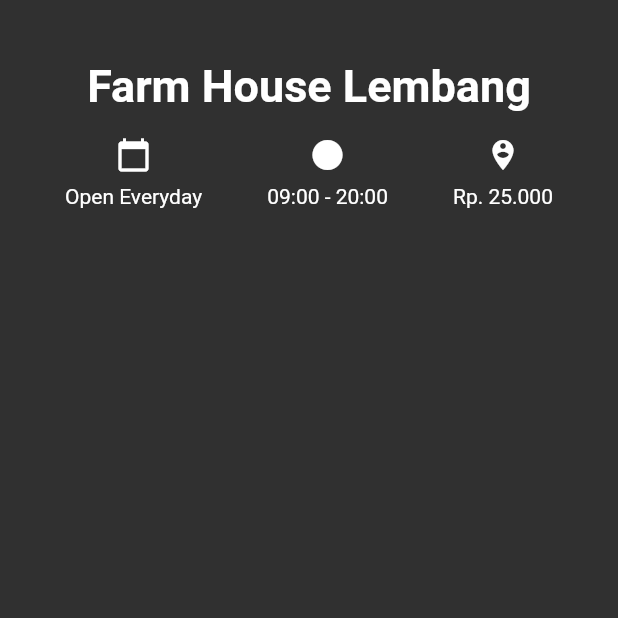
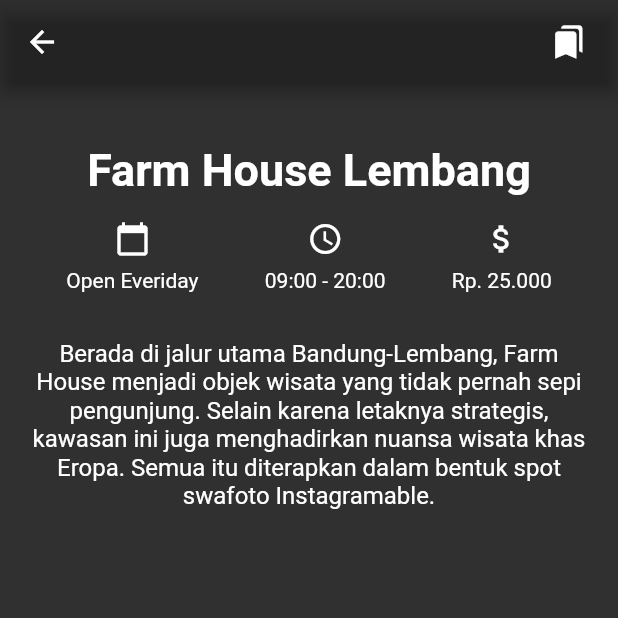
Before and after one commit to syahrayhan/code-lab-1, a Flutter app: the screen it shows after launch, on a phone screen of 412 x 824 dp, the top half of it. Run offline on Flutter 3.47's test engine with Material 2 defaults, Android fonts, the phone set to English and light mode, and no system bars.

Commit message:
add description

```diff
--- a/lib/main.dart
+++ b/lib/main.dart
@@ -3,10 +3,13 @@ import 'package:flutter/material.dart';
 void main() => runApp(MyApp());
 
 class MyApp extends StatelessWidget {
+  const MyApp({Key key}) : super(key: key);
+
   @override
   Widget build(BuildContext context) {
     return MaterialApp(
-      title: "wisata Bandung",
+      debugShowCheckedModeBanner: false,
+      title: 'Wisata Bandung',
       theme: ThemeData.dark(),
       home: DetailScreen(),
     );
@@ -14,10 +17,21 @@ class MyApp extends StatelessWidget {
 }
 
 class DetailScreen extends StatelessWidget {
+  const DetailScreen({Key key}) : super(key: key);
+
   @override
   Widget build(BuildContext context) {
     return Scaffold(
-      body: Column (
+      appBar: AppBar(
+        backgroundColor: Colors.transparent,
+        leading: Icon(Icons.arrow_back),
+        actions: <Widget>[
+          Icon(Icons.bookmarks),
+          Text("      ")
+        ],
+      ),
+      body: Column(
+        crossAxisAlignment: CrossAxisAlignment.stretch,
         children: <Widget>[
           Container(
             margin: EdgeInsets.only(top: 40),
@@ -35,30 +49,34 @@ class DetailScreen extends StatelessWidget {
             child: Row(
               mainAxisAlignment: MainAxisAlignment.spaceEvenly,
               children: <Widget>[
-                Column(
-                  children: [
-                    Icon(Icons.calendar_today),
-                    SizedBox(height: 8.0),
-                    Text('Open Everyday')
-                  ],
-                ),
-                Column(
-                  children: <Widget>[
-                    Icon(Icons.circle),
-                    SizedBox(height: 8.0),
-                    Text("09:00 - 20:00")
-                  ],
-                ),
-                Column(
-                  children: <Widget>[
-                    Icon(Icons.person_pin_circle),
-                    SizedBox(height: 8.0,),
-                    Text("Rp. 25.000")
-                  ],
-                )
+                Column(children: <Widget>[
+                  Icon(Icons.calendar_today),
+                  SizedBox(height: 8.0,),
+                  Text("Open Everiday")
+                ],),
+                Column(children: [
+                  Icon(Icons.schedule),
+                  SizedBox(height: 8.0,),
+                  Text('09:00 - 20:00')
+                ],),
+                Column(children: [
+                  Icon(Icons.attach_money_outlined),
+                  SizedBox(height: 8.0,),
+                  Text("Rp. 25.000")
+                ],)
               ],
             ),
-          )
+          ),
+          Container(
+            padding: EdgeInsets.all(15),
+            child: Text(
+              "Berada di jalur utama Bandung-Lembang, Farm House menjadi objek wisata yang tidak pernah sepi pengunjung. Selain karena letaknya strategis, kawasan ini juga menghadirkan nuansa wisata khas Eropa. Semua itu diterapkan dalam bentuk spot swafoto Instagramable.",
+              textAlign: TextAlign.center,
+              style: TextStyle(
+                fontSize: 16.0,
+              ),
+            ),
+          ),
         ],
       ),
     );
```
